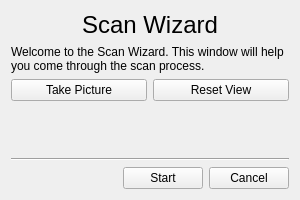
Old version of the form scanwizard.ui in the repository erespebrn/Near_Field_Scanner_GUI.
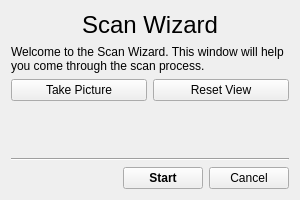
New version of the form.

The edit to the form file:
```diff
--- a/scanwizard.ui
+++ b/scanwizard.ui
@@ -99,6 +99,12 @@
     <layout class="QGridLayout" name="gridLayout">
      <item row="1" column="1">
       <widget class="QPushButton" name="Next_button">
+       <property name="font">
+        <font>
+         <weight>75</weight>
+         <bold>true</bold>
+        </font>
+       </property>
        <property name="text">
         <string>Start</string>
        </property>
```
